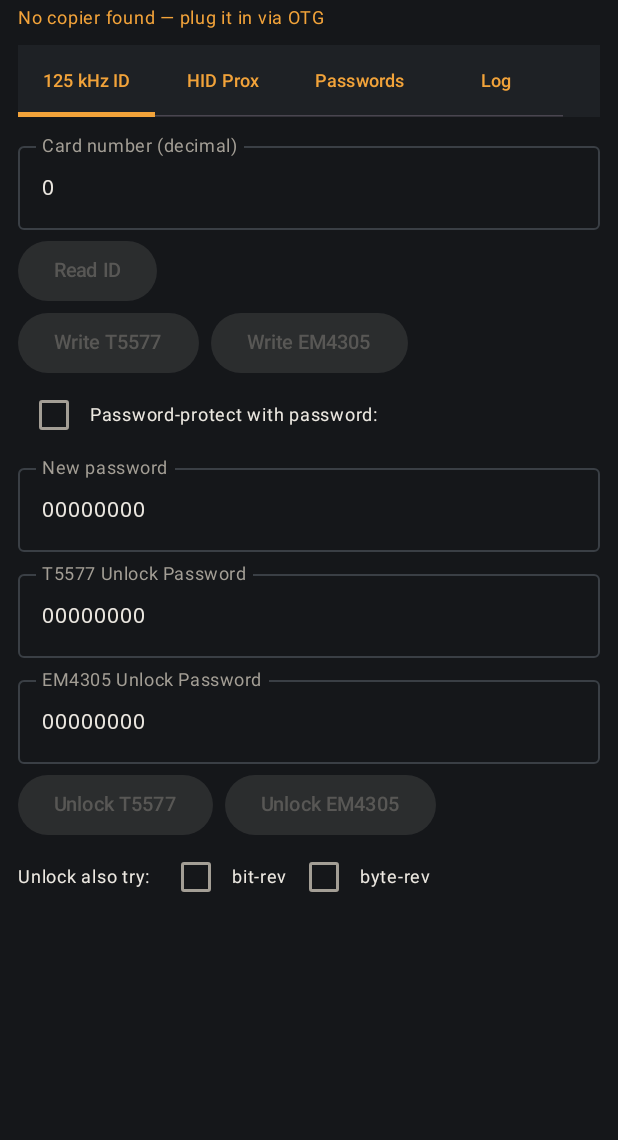
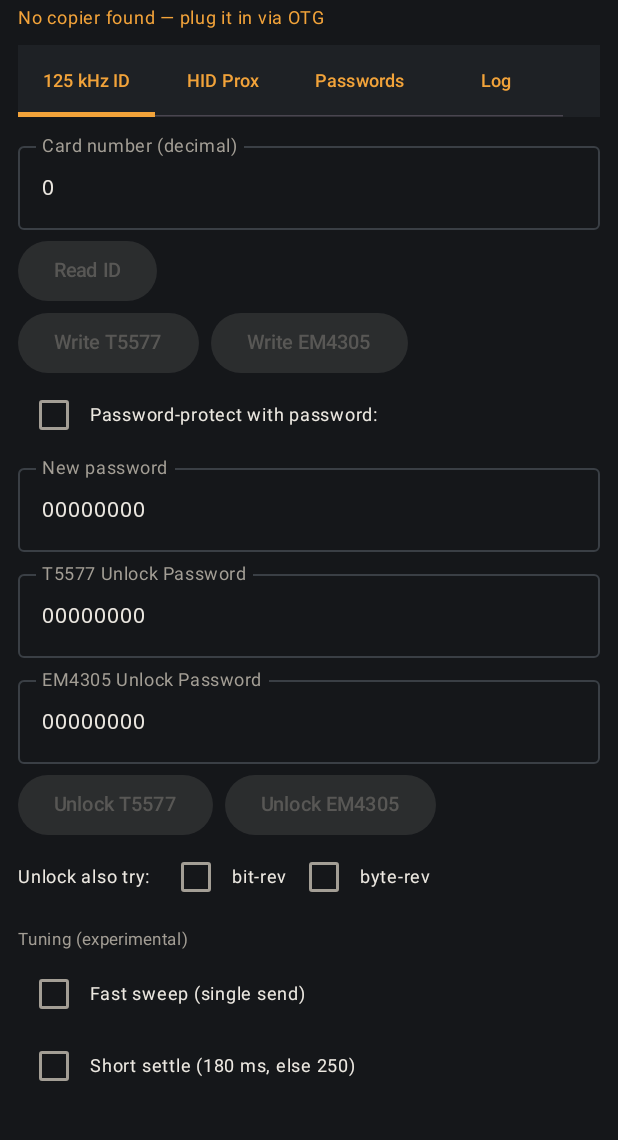
Before and after one commit to WolfieGoesAI/wcopytool, an Android app built with Jetpack Compose: the screen it shows after launch (MainActivity), on a phone screen of 412 x 824 dp, the part 96-1236 px from its top. Run offline under Robolectric (Android 15) with nearby library versions, the phone set to English and light mode, and no system bars.

Commit message:
Android: temporary tuning checkboxes (fast sweep, short settle)
Expose two experimental controls on the 125 kHz tab so the speed/reliability
limits can be probed on real hardware:
- Fast sweep (single send): sweep probe writes go out once instead of twice.
- Short settle (180 ms, else 250): per-write settle time.
Both set reader fields live (settleMs, fastSweep); writeCommit on the restore
is unchanged so the critical unprotect step stays double-sent.

Co-Authored-By: Claude Opus 4.8 <noreply@anthropic.com>
Claude-Session: https://claude.ai/code/session_014FZxPKnFvhaMzAFXGb3YQ2

```diff
--- a/android/app/src/main/java/com/wolfie/wcopytool/MainActivity.kt
+++ b/android/app/src/main/java/com/wolfie/wcopytool/MainActivity.kt
@@ -186,6 +186,8 @@ class MainActivity : ComponentActivity() {
                 } }
             }
             RevRow("Unlock also try:", bitRev, byteRev)
+            Spacer(Modifier.height(6.dp))
+            TuningRow()
         }
     }
 
@@ -273,6 +275,19 @@ class MainActivity : ComponentActivity() {
     }
     @Composable fun CheckRow(label: String, s: MutableState<Boolean>) =
         Row(verticalAlignment = Alignment.CenterVertically) { Checkbox(s.value, { s.value = it }); Text(label, fontSize = 12.sp) }
+    // Temporary tuning controls for finding the speed/reliability limits. They set reader fields directly.
+    @Composable fun TuningRow() {
+        val fast = remember { mutableStateOf(reader.fastSweep) }
+        val shortSettle = remember { mutableStateOf(reader.settleMs <= 180L) }
+        Text("Tuning (experimental)", fontSize = 11.sp, color = MaterialTheme.colorScheme.onSurfaceVariant)
+        Row(verticalAlignment = Alignment.CenterVertically) {
+            Checkbox(fast.value, { fast.value = it; reader.fastSweep = it }); Text("Fast sweep (single send)", fontSize = 12.sp)
+        }
+        Row(verticalAlignment = Alignment.CenterVertically) {
+            Checkbox(shortSettle.value, { shortSettle.value = it; reader.settleMs = if (it) 180L else 250L })
+            Text("Short settle (180 ms, else 250)", fontSize = 12.sp)
+        }
+    }
     @Composable fun RevRow(label: String, bitRev: MutableState<Boolean>, byteRev: MutableState<Boolean>) =
         Row(verticalAlignment = Alignment.CenterVertically) {
             Text(label, fontSize = 12.sp); Spacer(Modifier.width(6.dp))
--- a/android/app/src/main/java/com/wolfie/wcopytool/UsbReader.kt
+++ b/android/app/src/main/java/com/wolfie/wcopytool/UsbReader.kt
@@ -57,12 +57,16 @@ class UsbReader(private val mgr: UsbManager) {
         return Proto.parse(r)
     }
     // Per-write settle. The T5577 needs time to burn each block before the next command or a readback;
-    // the Mac app leaves ~250-280 ms between writes and is reliable, so match that here.
-    private val WR = 250L
-    private fun wset() = Thread.sleep(WR)
+    // the Mac app leaves ~250-280 ms between writes and is reliable. Tunable at runtime for experimenting.
+    var settleMs: Long = 250L
+    // When true, the sweep's probe writes are sent once instead of twice (faster, slightly riskier).
+    var fastSweep: Boolean = false
+    private fun wset() = Thread.sleep(settleMs)
     // A write that must commit: issue it, settle, and (on this flaky link) send it a second time so a
     // dropped first attempt still lands, then settle again.
     private fun writeCommit(payload: IntArray) { transact(payload, 500); wset(); transact(payload, 500); wset() }
+    // A sweep probe write: single send when fastSweep is on, otherwise the belt-and-suspenders double send.
+    private fun sweepWrite(payload: IntArray) { transact(payload, 500); wset(); if (!fastSweep) { transact(payload, 500); wset() } }
     private fun sendSeq(items: List<IntArray>, log: (String) -> Unit) {
         for (p in items) { transact(p, 500); wset() }
     }
@@ -195,9 +199,9 @@ class UsbReader(private val mgr: UsbManager) {
             // password lets block 7 clear, so only then does the pwd-0 marker write take. Each write is
             // committed twice with full settle so a dropped first attempt still lands.
             writeMode(freq)
-            writeCommit(Proto.lfT5Write(7, z, k, freq))
-            writeCommit(Proto.lfT5Write(1, Proto.u32be(mw1), z, freq))
-            writeCommit(Proto.lfT5Write(2, Proto.u32be(mw2), z, freq))
+            sweepWrite(Proto.lfT5Write(7, z, k, freq))
+            sweepWrite(Proto.lfT5Write(1, Proto.u32be(mw1), z, freq))
+            sweepWrite(Proto.lfT5Write(2, Proto.u32be(mw2), z, freq))
             val rb = readEMId(freq)
             if (i < 4) log("key ${Proto.hexJoin(k)} -> readback=%010X".format(rb ?: -1L))
             // Confirm a hit with a second read — this hardware occasionally glitches a readback.
```
